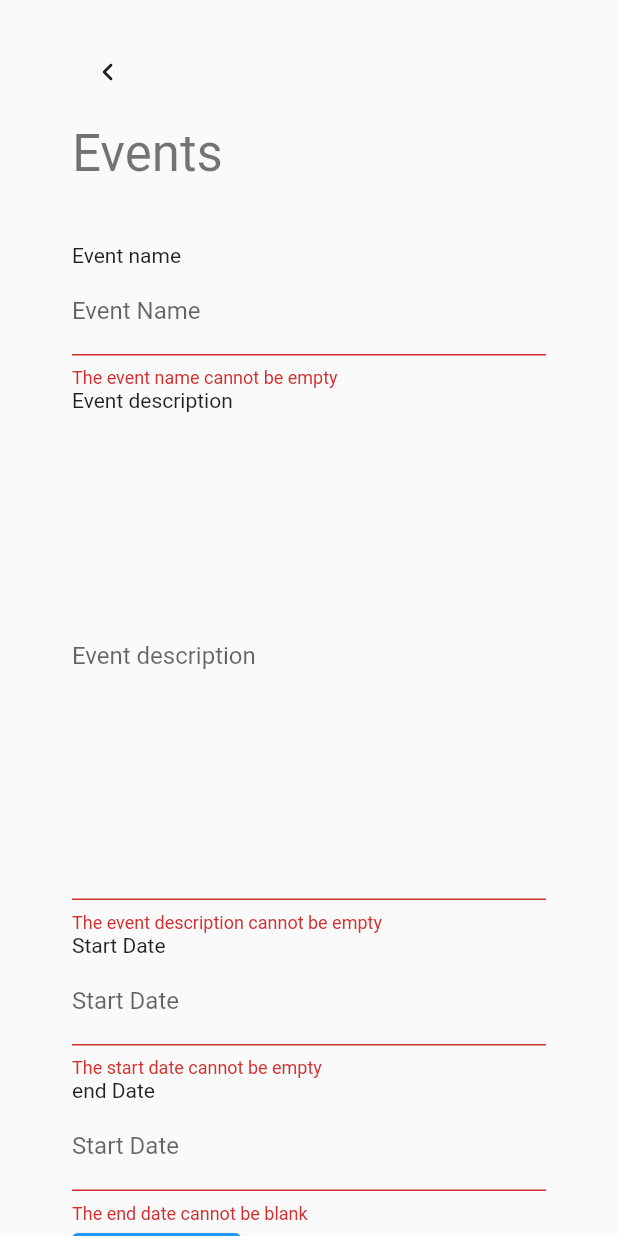
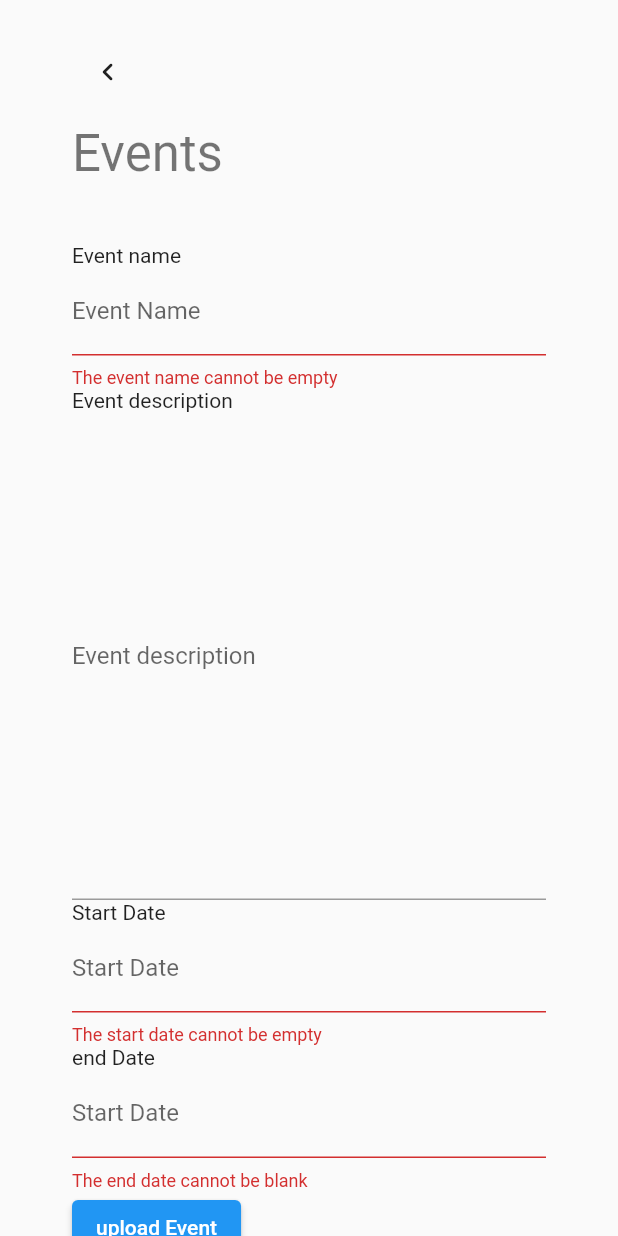
Before and after one commit to nuilewis/christabodeadmin, a Flutter app: the EventScreen screen opened by its route, scrolled down 44 dp, after a tap on "upload Event", on a phone screen of 412 x 824 dp. Run offline on Flutter 3.47's test engine with Material 2 defaults, Android fonts, the phone set to English and light mode, and no system bars; our stand-ins replace cloud_firestore, dartz, equatable, firebase_core, internet_connection_checker_plus; accounts and stored records are empty; statements that could not run were skipped.

Commit message:
Minor updates

```diff
--- a/lib/screens/events/events_screen.dart
+++ b/lib/screens/events/events_screen.dart
@@ -88,13 +88,13 @@ class _EventScreenState extends State<EventScreen> {
                       decoration: const InputDecoration(
                           hintText: "Event description",
                           labelText: "Event description"),
-                      validator: (value) {
-                        if (value!.isEmpty) {
-                          return "The event description cannot be empty";
-                        } else {
-                          return null;
-                        }
-                      },
+                      // validator: (value) {
+                      //   if (value!.isEmpty) {
+                      //     return "The event description cannot be empty";
+                      //   } else {
+                      //     return null;
+                      //   }
+                      // },
                     ),
 
                     const Text("Start Date"),
--- a/lib/screens/prayer/prayer_screen.dart
+++ b/lib/screens/prayer/prayer_screen.dart
@@ -177,7 +177,8 @@ class _PrayerScreenState extends State<PrayerScreen> {
                             if (prayerData.state == PrayerState.submitting) {
                               ScaffoldMessenger.of(context).showSnackBar(
                                   const SnackBar(
-                                      content: Text("Submitting please wait")));
+                                      content:
+                                          Text("Submitting, please wait")));
                             }
                             if (prayerData.state == PrayerState.success) {
                               ScaffoldMessenger.of(context).showSnackBar(
```
Also changed, not shown: lib/screens/devotional/devotional_screen.dart (+4 -7 lines).
